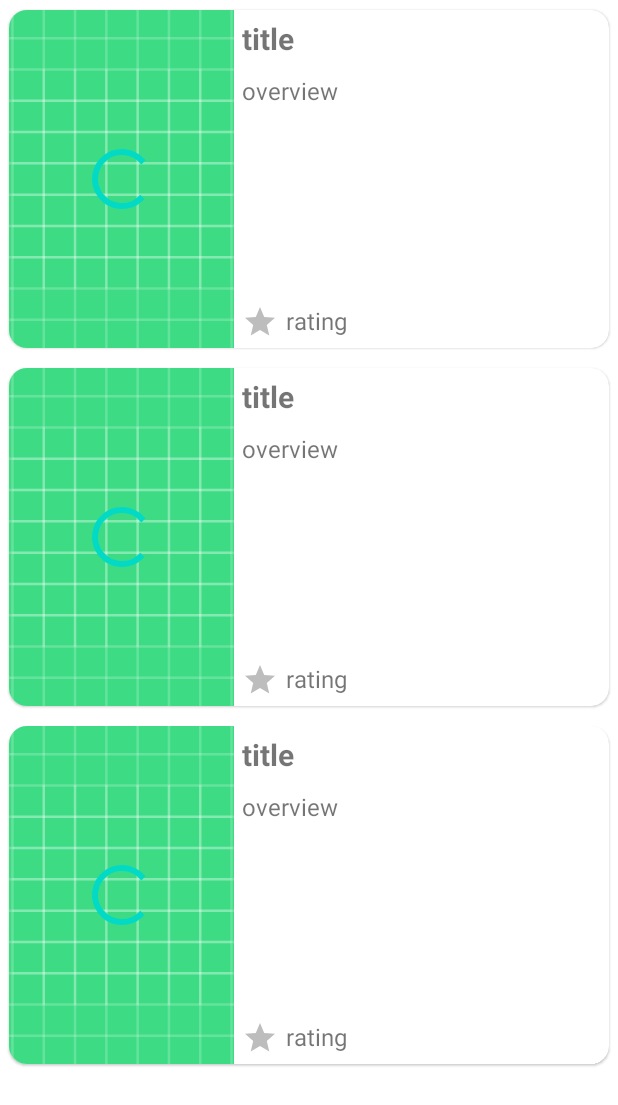
After one commit to marselich/MovieManiaApp, an Android app: the layout fragment_movie_list.xml on its own in the app's theme, with its tools: preview values and no code run, on a phone screen of 412 x 824 dp. The commit adds this screen. Shown: the top 1105 px of the screen. Run offline under Robolectric (Android 15) with nearby library versions, the phone set to English and light mode, and no system bars.

Commit message:
Added view model, fragment, recycler view, di

```diff
--- a/app/src/main/AndroidManifest.xml
+++ b/app/src/main/AndroidManifest.xml
@@ -2,8 +2,11 @@
 <manifest xmlns:android="http://schemas.android.com/apk/res/android"
     xmlns:tools="http://schemas.android.com/tools">
 
+    <uses-permission android:name="android.permission.INTERNET" />
+
     <application
         android:allowBackup="true"
+        android:name=".app.MovieApp"
         android:dataExtractionRules="@xml/data_extraction_rules"
         android:fullBackupContent="@xml/backup_rules"
         android:icon="@mipmap/ic_launcher"
@@ -13,7 +16,7 @@
         android:theme="@style/Theme.MovieManiaApp"
         tools:targetApi="31">
         <activity
-            android:name=".MainActivity"
+            android:name=".presentation.MainActivity"
             android:exported="true">
             <intent-filter>
                 <action android:name="android.intent.action.MAIN" />
--- /dev/null
+++ b/app/src/main/res/drawable/ic_baseline_star_24.xml
@@ -0,0 +1,5 @@
+<vector android:height="24dp" android:tint="#BDBDBD"
+    android:viewportHeight="24" android:viewportWidth="24"
+    android:width="24dp" xmlns:android="http://schemas.android.com/apk/res/android">
+    <path android:fillColor="@android:color/white" android:pathData="M12,17.27L18.18,21l-1.64,-7.03L22,9.24l-7.19,-0.61L12,2 9.19,8.63 2,9.24l5.46,4.73L5.82,21z"/>
+</vector>
--- /dev/null
+++ b/app/src/main/res/layout/fragment_movie_list.xml
@@ -0,0 +1,38 @@
+<?xml version="1.0" encoding="utf-8"?>
+<androidx.constraintlayout.widget.ConstraintLayout xmlns:android="http://schemas.android.com/apk/res/android"
+    xmlns:tools="http://schemas.android.com/tools"
+    android:layout_width="match_parent"
+    android:layout_height="match_parent"
+    xmlns:app="http://schemas.android.com/apk/res-auto"
+    tools:context=".presentation.fragment.MovieListFragment">
+
+    <androidx.swiperefreshlayout.widget.SwipeRefreshLayout
+        android:id="@+id/swipe_refresh_layout"
+        android:layout_width="match_parent"
+        android:layout_height="match_parent"
+        app:layout_constraintBottom_toBottomOf="parent"
+        app:layout_constraintEnd_toEndOf="parent"
+        app:layout_constraintStart_toStartOf="parent"
+        app:layout_constraintTop_toTopOf="parent">
+
+        <androidx.recyclerview.widget.RecyclerView
+            android:id="@+id/rv_movie"
+            android:layout_width="match_parent"
+            android:layout_height="match_parent"
+            app:layoutManager="androidx.recyclerview.widget.LinearLayoutManager"
+            tools:listitem="@layout/rv_item_movie" />
+    </androidx.swiperefreshlayout.widget.SwipeRefreshLayout>
+
+
+    <ProgressBar
+        android:id="@+id/progress_bar_movie_list"
+        style="?android:attr/progressBarStyle"
+        android:layout_width="wrap_content"
+        android:layout_height="wrap_content"
+        android:visibility="gone"
+        app:layout_constraintBottom_toBottomOf="parent"
+        app:layout_constraintEnd_toEndOf="parent"
+        app:layout_constraintStart_toStartOf="parent"
+        app:layout_constraintTop_toTopOf="parent" />
+
+</androidx.constraintlayout.widget.ConstraintLayout>
--- /dev/null
+++ b/app/src/main/res/layout/rv_item_movie.xml
@@ -0,0 +1,97 @@
+<?xml version="1.0" encoding="utf-8"?>
+<androidx.cardview.widget.CardView xmlns:android="http://schemas.android.com/apk/res/android"
+    xmlns:app="http://schemas.android.com/apk/res-auto"
+    xmlns:tools="http://schemas.android.com/tools"
+    android:layout_width="match_parent"
+    android:layout_height="wrap_content"
+    app:cardCornerRadius="12dp"
+    app:cardUseCompatPadding="true"
+    app:cardElevation="1dp"
+    >
+
+    <androidx.constraintlayout.widget.ConstraintLayout
+        android:layout_width="match_parent"
+        android:layout_height="match_parent">
+
+        <ImageView
+            android:id="@+id/image_movie"
+            android:layout_width="150dp"
+            android:layout_height="225dp"
+            android:src="@drawable/ic_launcher_background"
+            android:scaleType="centerCrop"
+            app:layout_constraintStart_toStartOf="parent"
+            app:layout_constraintTop_toTopOf="parent" />
+
+        <ProgressBar
+            android:id="@+id/progress_bar_image_movie"
+            style="?android:attr/progressBarStyle"
+            android:layout_width="wrap_content"
+            android:layout_height="wrap_content"
+            app:layout_constraintBottom_toBottomOf="@+id/image_movie"
+            app:layout_constraintEnd_toEndOf="@+id/image_movie"
+            app:layout_constraintStart_toStartOf="@+id/image_movie"
+            app:layout_constraintTop_toTopOf="@+id/image_movie" />
+
+
+
+
+        <TextView
+            android:id="@+id/title_movie"
+            android:layout_width="0dp"
+            android:layout_height="wrap_content"
+            android:layout_marginHorizontal="5dp"
+            android:layout_marginTop="5dp"
+            android:text="title"
+            android:textStyle="bold"
+            android:textSize="20dp"
+            app:layout_constraintEnd_toEndOf="parent"
+            app:layout_constraintStart_toEndOf="@+id/image_movie"
+            app:layout_constraintTop_toTopOf="parent" />
+
+
+        <TextView
+            android:id="@+id/overview_movie"
+            android:layout_width="0dp"
+            android:layout_height="0dp"
+            android:layout_marginHorizontal="5dp"
+            android:layout_marginVertical="10dp"
+            android:text="overview"
+            android:textSize="16dp"
+            android:ellipsize="end"
+            android:maxLines="6"
+            app:layout_constraintBottom_toTopOf="@+id/rating_icon_movie"
+            app:layout_constraintEnd_toEndOf="parent"
+            app:layout_constraintStart_toEndOf="@+id/image_movie"
+            app:layout_constraintTop_toBottomOf="@+id/title_movie" />
+
+        <ImageView
+            android:id="@+id/rating_icon_movie"
+            android:layout_width="wrap_content"
+            android:layout_height="0dp"
+            android:layout_marginStart="5dp"
+            android:layout_marginBottom="5dp"
+            android:src="@drawable/ic_baseline_star_24"
+            app:layout_constraintBottom_toBottomOf="parent"
+            app:layout_constraintStart_toEndOf="@+id/image_movie" />
+
+        <TextView
+            android:id="@+id/rating_movie"
+            android:layout_width="0dp"
+            android:layout_height="0dp"
+            android:layout_marginHorizontal="5dp"
+            android:layout_marginBottom="5dp"
+            android:text="rating"
+            android:textSize="16dp"
+            app:layout_constraintBottom_toBottomOf="parent"
+            app:layout_constraintEnd_toEndOf="parent"
+            app:layout_constraintStart_toEndOf="@+id/rating_icon_movie"
+            app:layout_constraintTop_toTopOf="@+id/rating_icon_movie" />
+
+
+
+
+    </androidx.constraintlayout.widget.ConstraintLayout>
+
+
+
+</androidx.cardview.widget.CardView>
--- a/app/src/main/res/values/strings.xml
+++ b/app/src/main/res/values/strings.xml
@@ -1,3 +1,5 @@
 <resources>
     <string name="app_name">MovieManiaApp</string>
+    <!-- TODO: Remove or change this placeholder text -->
+    <string name="hello_blank_fragment">Hello blank fragment</string>
 </resources>
```
Also changed, not shown: app/build.gradle (+20 -0 lines), app/src/main/java/ru/marselich/moviemaniaapp/app/MovieApp.kt (added, +12 -0 lines), app/src/main/java/ru/marselich/moviemaniaapp/di/AppComponent.kt (added, +22 -0 lines), app/src/main/java/ru/marselich/moviemaniaapp/di/DataModule.kt (added, +51 -0 lines), app/src/main/java/ru/marselich/moviemaniaapp/di/DomainModule.kt (added, +18 -0 lines), app/src/main/java/ru/marselich/moviemaniaapp/presentation/MainActivity.kt (renamed from app/src/main/java/ru/marselich/moviemaniaapp/MainActivity.kt, +8 -2 lines), app/src/main/java/ru/marselich/moviemaniaapp/presentation/adapter/MovieListAdapter.kt (added, +61 -0 lines), app/src/main/java/ru/marselich/moviemaniaapp/presentation/fragment/MovieListFragment.kt (added, +119 -0 lines), app/src/main/java/ru/marselich/moviemaniaapp/presentation/util/MovieListDiffUtil.kt (added, +14 -0 lines), app/src/main/java/ru/marselich/moviemaniaapp/presentation/viewmodel/MovieViewModel.kt (added, +50 -0 lines), app/src/main/java/ru/marselich/moviemaniaapp/presentation/viewmodel/MovieViewModelFactory.kt (added, +17 -0 lines), app/src/main/res/layout/activity_main.xml (+6 -14 lines), build.gradle (+8 -0 lines), app/src/main/res/drawable-v24/noimage.png (added).
